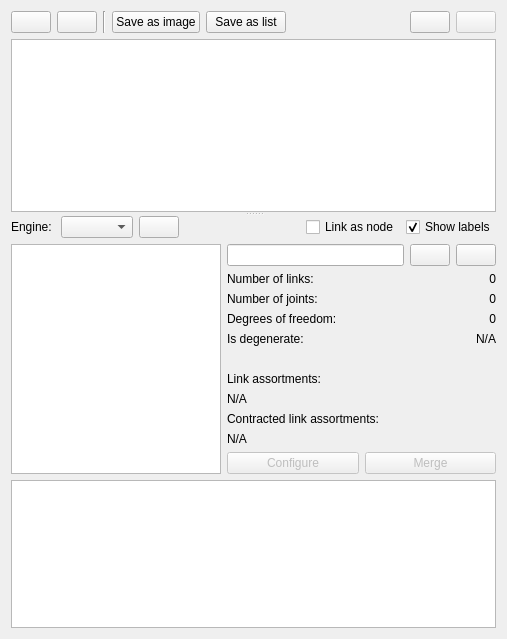
Before: the Qt Designer form core/synthesis/collections/structure_widget.ui in KmolYuan/Pyslvs-UI, drawn with Qt 5.
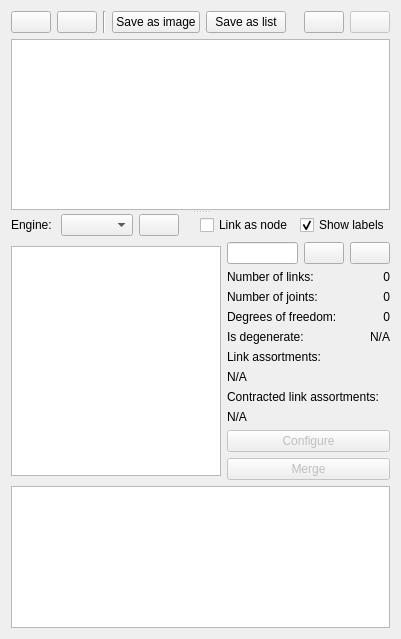
After: the same form once the commit is applied. Icons and pictures are not drawn.

What changed in the file:
```diff
--- a/core/synthesis/collections/structure_widget.ui
+++ b/core/synthesis/collections/structure_widget.ui
@@ -6,7 +6,7 @@
    <rect>
     <x>0</x>
     <y>0</y>
-    <width>507</width>
+    <width>401</width>
     <height>639</height>
    </rect>
   </property>
@@ -383,8 +383,6 @@
               </widget>
              </item>
              <item>
-              <layout class="QHBoxLayout" name="horizontalLayout_5">
-               <item>
                 <widget class="QPushButton" name="configure_button">
                  <property name="enabled">
                   <bool>false</bool>
@@ -417,8 +415,6 @@
                    <normaloff>:/icons/merge.png</normaloff>:/icons/merge.png</iconset>
                  </property>
                 </widget>
-               </item>
-              </layout>
              </item>
             </layout>
            </item>
```
Lines whose indentation alone changed are shown as unchanged.
